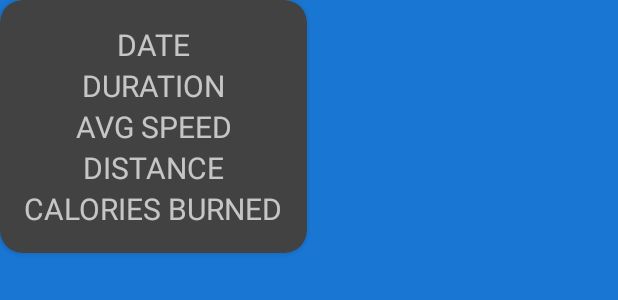
After one commit to iamkishansharma/RunTracker, an Android app: the layout marker_view.xml on its own in the app's theme, with its tools: preview values and no code run, on a phone screen of 412 x 824 dp. The commit adds this screen. Shown: the top 300 px of the screen. Run offline under Robolectric (Android 15) with nearby library versions, the phone set to English and light mode, and no system bars.

Commit message:
Graph view for individual runs implemented

```diff
--- a/app/src/main/java/com/heycode/runtracker/ui/viewmodels/StatisticsViewModel.kt
+++ b/app/src/main/java/com/heycode/runtracker/ui/viewmodels/StatisticsViewModel.kt
@@ -1,10 +1,10 @@
 package com.heycode.runtracker.ui.viewmodels
 
+import androidx.hilt.lifecycle.ViewModelInject
 import androidx.lifecycle.ViewModel
 import com.heycode.runtracker.repo.MainRepository
-import javax.inject.Inject
 
-class StatisticsViewModel @Inject constructor(
+class StatisticsViewModel @ViewModelInject constructor(
     val mainRepository: MainRepository
 ) : ViewModel() {
 
@@ -13,6 +13,6 @@ class StatisticsViewModel @Inject constructor(
     val totalAvgSpeed = mainRepository.getTotalAvgSpeed()
     val totalDistance = mainRepository.getTotalDistance()
 
-    var runsSortedByDate = mainRepository.getAllRunsSortedByDate()
+    val runsSortedByDate = mainRepository.getAllRunsSortedByDate()
 
 }
--- /dev/null
+++ b/app/src/main/res/layout/marker_view.xml
@@ -0,0 +1,56 @@
+<?xml version="1.0" encoding="utf-8"?>
+<androidx.cardview.widget.CardView xmlns:android="http://schemas.android.com/apk/res/android"
+    android:layout_width="wrap_content"
+    android:layout_height="wrap_content"
+    xmlns:app="http://schemas.android.com/apk/res-auto"
+    app:cardCornerRadius="15dp">
+
+    <LinearLayout
+        android:layout_width="match_parent"
+        android:layout_height="match_parent"
+        android:orientation="vertical"
+        android:padding="16dp">
+
+        <TextView
+            android:id="@+id/tvDate"
+            android:layout_width="match_parent"
+            android:layout_height="wrap_content"
+            android:text="DATE"
+            android:textSize="20sp"
+            android:gravity="center"/>
+
+        <TextView
+            android:id="@+id/tvDuration"
+            android:layout_width="match_parent"
+            android:layout_height="wrap_content"
+            android:text="DURATION"
+            android:textSize="20sp"
+            android:gravity="center"/>
+
+        <TextView
+            android:id="@+id/tvAvgSpeed"
+            android:layout_width="match_parent"
+            android:layout_height="wrap_content"
+            android:text="AVG SPEED"
+            android:textSize="20sp"
+            android:gravity="center"/>
+
+        <TextView
+            android:id="@+id/tvDistance"
+            android:layout_width="match_parent"
+            android:layout_height="wrap_content"
+            android:text="DISTANCE"
+            android:textSize="20sp"
+            android:gravity="center"/>
+
+        <TextView
+            android:id="@+id/tvCaloriesBurned"
+            android:layout_width="match_parent"
+            android:layout_height="wrap_content"
+            android:text="CALORIES BURNED"
+            android:textSize="20sp"
+            android:gravity="center"/>
+
+    </LinearLayout>
+
+</androidx.cardview.widget.CardView>
```
Also changed, not shown: app/src/main/java/com/heycode/runtracker/ui/fragments/StatisticsFragment.kt (+58 -11 lines), app/src/main/java/com/heycode/runtracker/utils/CustomMarkerView.kt (added, +48 -0 lines), app/src/main/res/layout-land/fragment_statistics.xml (+9 -10 lines), app/src/main/res/layout/fragment_statistics.xml (+5 -6 lines).
